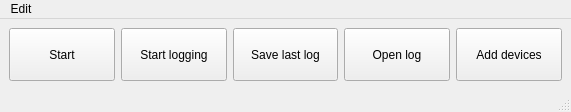
Before: the Qt Designer form ui/mainWindow.ui in leezu/MeasurementValueLogging, drawn with Qt 5.
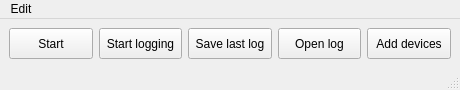
After: the same form once the commit is applied.

What changed in the file:
```diff
--- a/ui/mainWindow.ui
+++ b/ui/mainWindow.ui
@@ -6,8 +6,8 @@
    <rect>
     <x>0</x>
     <y>0</y>
-    <width>571</width>
-    <height>112</height>
+    <width>460</width>
+    <height>90</height>
    </rect>
   </property>
   <property name="windowTitle">
@@ -94,8 +94,8 @@
     <rect>
      <x>0</x>
      <y>0</y>
-     <width>571</width>
-     <height>27</height>
+     <width>460</width>
+     <height>19</height>
     </rect>
    </property>
    <widget class="QMenu" name="menuSettings">
```
Left out of the diff: 6 changed lines with no effect on the pictures.
